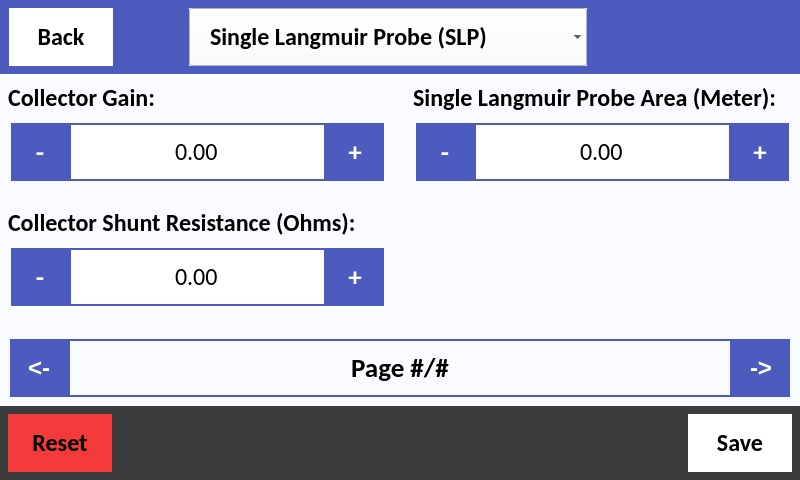
This is src/user_interface/graphic_user_interface/user_settings.ui in CFigueroa90894/plasmetry as Qt 5 draws it before an edit. The edited form follows.
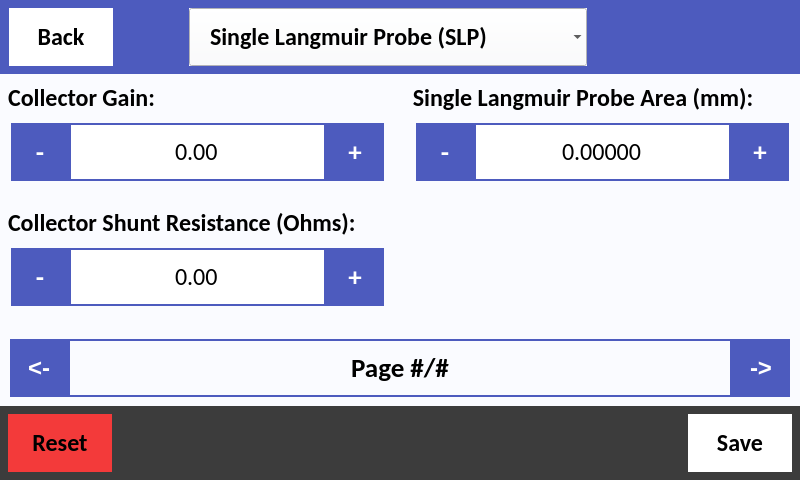
This is the edited form. The open tabs and pages were chosen to show the change.

Commit message: added milimeter to name in ui

```diff
--- a/src/user_interface/graphic_user_interface/user_settings.ui
+++ b/src/user_interface/graphic_user_interface/user_settings.ui
@@ -1765,7 +1765,7 @@
                   </font>
                  </property>
                  <property name="title">
-                  <string>Single Langmuir Probe Area (Meter):</string>
+                  <string>Single Langmuir Probe Area (mm):</string>
                  </property>
                  <property name="alignment">
                   <set>Qt::AlignLeading|Qt::AlignLeft|Qt::AlignVCenter</set>
@@ -1853,7 +1853,10 @@
                      <bool>false</bool>
                     </property>
                     <property name="decimals">
-                     <number>2</number>
+                     <number>5</number>
+                    </property>
+                    <property name="minimum">
+                     <double>0.000000000000000</double>
                     </property>
                     <property name="maximum">
                      <double>10000.000000000000000</double>
```
Left out of the diff: 13 changed lines with no effect on the pictures.
